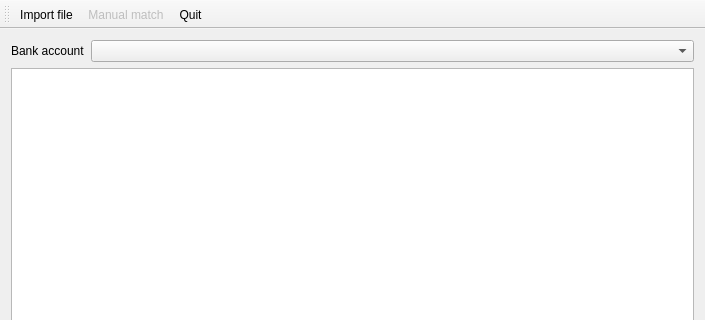
Qt form mainwindow.ui (pinaraf/UalrtRappro) before a commit; both pictures show x 0 to 705 and y 0 to 320 of the 705 by 551 pixel window.
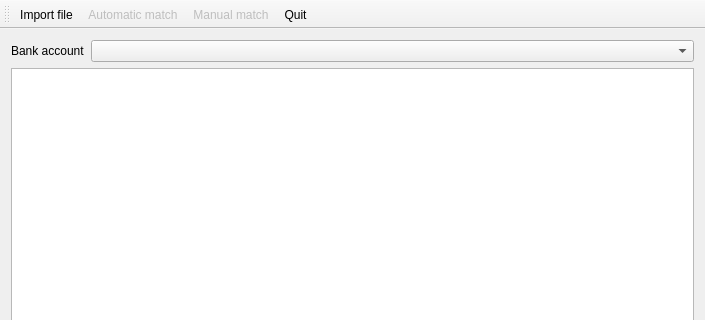
The same form after that commit.

What changed in the file:
```diff
--- a/mainwindow.ui
+++ b/mainwindow.ui
@@ -64,6 +64,7 @@
     <bool>false</bool>
    </attribute>
    <addaction name="actionImport_file"/>
+   <addaction name="actionAutomatic_match"/>
    <addaction name="actionMatch"/>
    <addaction name="actionQuit"/>
   </widget>
@@ -90,6 +91,14 @@
    </property>
    <property name="text">
     <string>Manual match</string>
+   </property>
+  </action>
+  <action name="actionAutomatic_match">
+   <property name="enabled">
+    <bool>false</bool>
+   </property>
+   <property name="text">
+    <string>Automatic match</string>
    </property>
    <property name="shortcut">
     <string>Ctrl+M</string>
```
Left out of the diff: 3 changed lines with no effect on the pictures.
